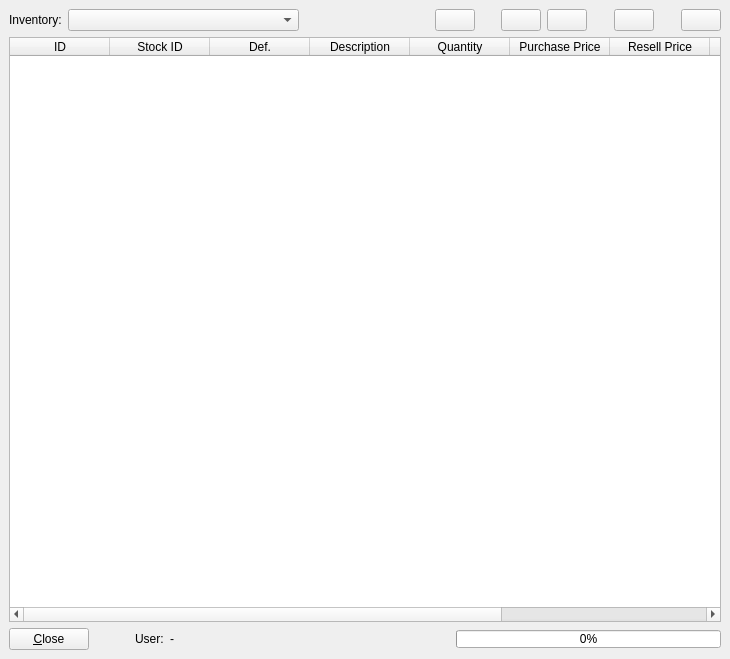
First picture: the form in trunk/ui/invfrm.ui, repository BackupTheBerlios/first4-svn, before the edit.
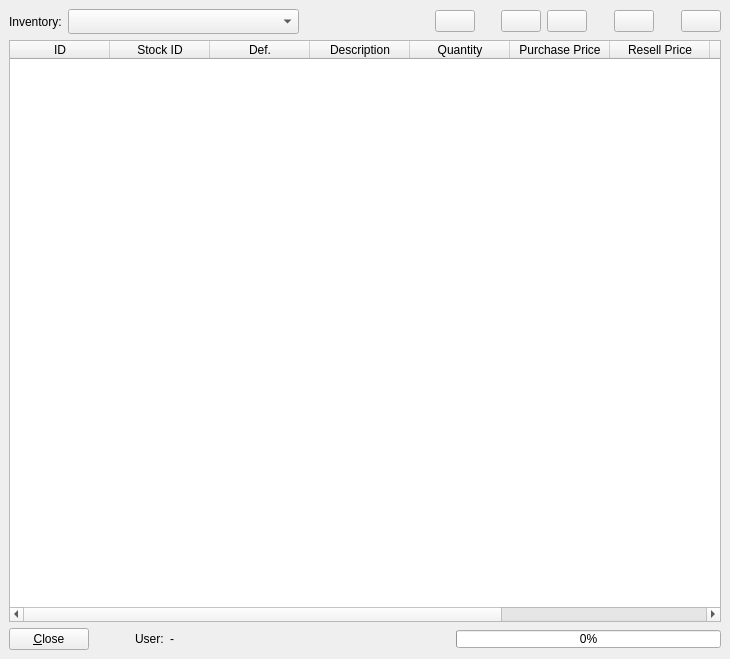
Second picture: the form after the edit. Icons and pictures are not drawn.

Patch:
```diff
--- a/trunk/ui/invfrm.ui
+++ b/trunk/ui/invfrm.ui
@@ -235,13 +235,13 @@
        <property name="minimumSize" >
         <size>
          <width>231</width>
-         <height>22</height>
+         <height>25</height>
         </size>
        </property>
        <property name="maximumSize" >
         <size>
          <width>16777215</width>
-         <height>22</height>
+         <height>25</height>
         </size>
        </property>
       </widget>
```
